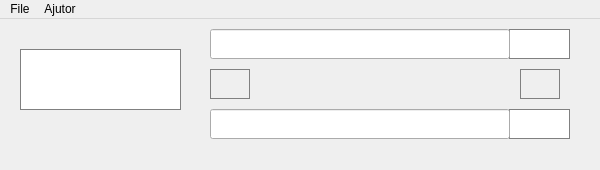
The window that converter/converter.ui (Asasinovici/UniConverter) describes before a commit, drawn with Qt 5.
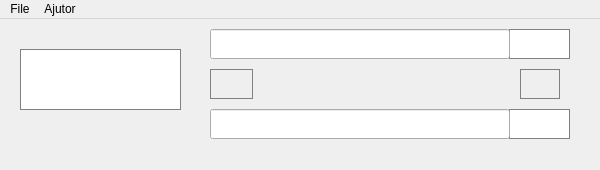
The same window after the commit. Icons and pictures are not drawn.

Diff of the .ui file:
```diff
--- a/converter/converter.ui
+++ b/converter/converter.ui
@@ -294,7 +294,7 @@
      <rect>
       <x>210</x>
       <y>50</y>
-      <width>40</width>
+      <width>43</width>
       <height>30</height>
      </rect>
     </property>
```
Left out of the diff: 6 changed lines with no effect on the pictures.
